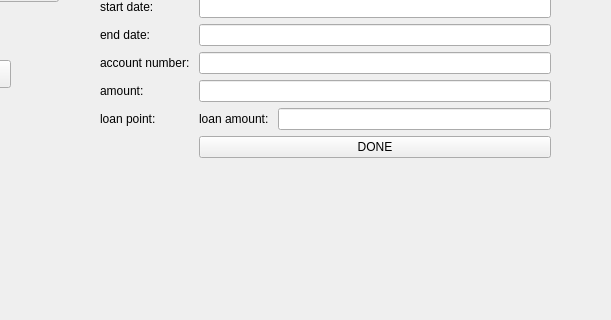
Above: miniBank/ui/userMainMenu.ui from Alir3zaRaisi/Bank_Database before the change; both pictures show x 122 to 733 and y 160 to 480 of the 733 by 480 pixel window. Below: the same form after it.
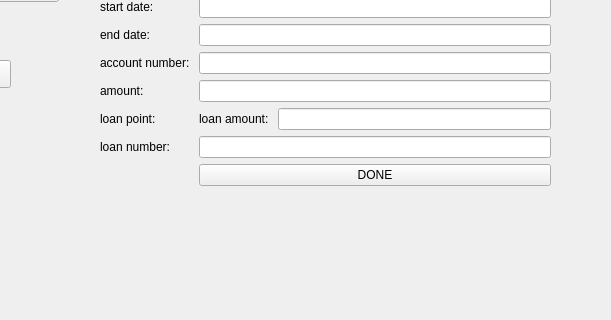
That is the form after the change.

Commit message: update loans and instalments

Diff of the .ui file:
```diff
--- a/miniBank/ui/userMainMenu.ui
+++ b/miniBank/ui/userMainMenu.ui
@@ -100,7 +100,7 @@
      <x>222</x>
      <y>100</y>
      <width>451</width>
-     <height>261</height>
+     <height>280</height>
     </rect>
    </property>
    <layout class="QFormLayout" name="chosenAction_lyt">
@@ -121,7 +121,7 @@
       </property>
      </widget>
     </item>
-    <item row="7" column="0">
+    <item row="8" column="0">
      <spacer name="horizontalSpacer">
       <property name="orientation">
        <enum>Qt::Horizontal</enum>
@@ -134,7 +134,7 @@
       </property>
      </spacer>
     </item>
-    <item row="7" column="1">
+    <item row="8" column="1">
      <widget class="QPushButton" name="action_done_pbn">
       <property name="enabled">
        <bool>true</bool>
@@ -253,6 +253,16 @@
       </item>
      </layout>
     </item>
+    <item row="7" column="0">
+     <widget class="QLabel" name="loan_number_lbl">
+      <property name="text">
+       <string>loan number: </string>
+      </property>
+     </widget>
+    </item>
+    <item row="7" column="1">
+     <widget class="QLineEdit" name="loan_number_led"/>
+    </item>
    </layout>
   </widget>
   <widget class="QWidget" name="horizontalLayoutWidget">
```
The commit also changes 14 other files.
